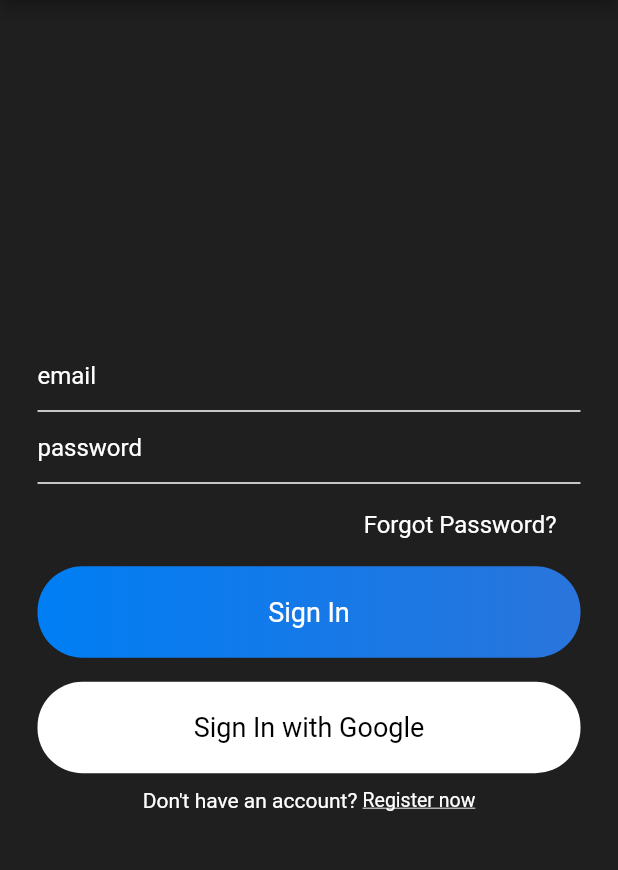
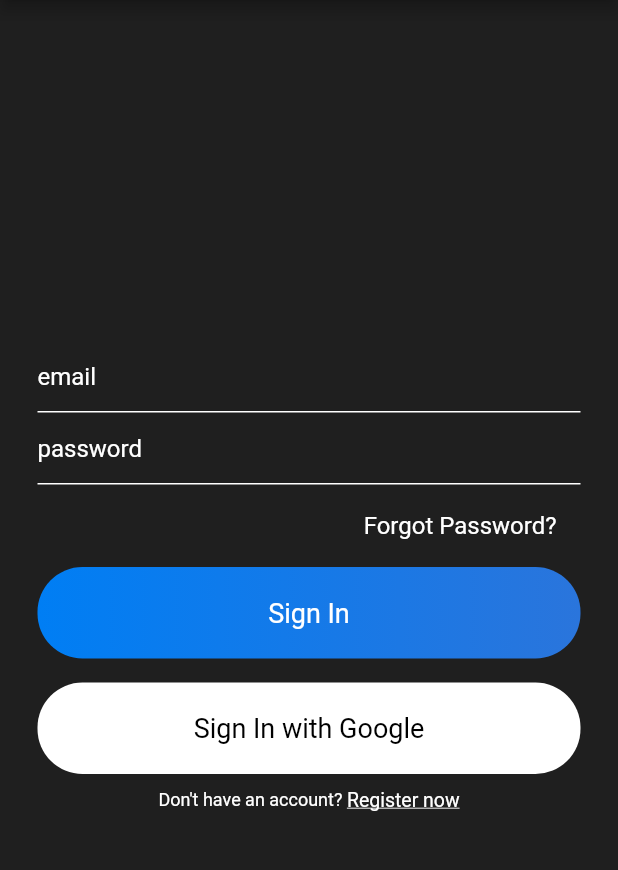
Before and after one commit to Brian-Mulei/flutter_chatapp, a Flutter app: the screen it shows after launch, on a phone screen of 412 x 824 dp, the part 84-954 px from its top. Run offline on Flutter 3.47's test engine with Material 2 defaults, Android fonts, the phone set to English and light mode, and no system bars.

Commit message:
Sign in page

```diff
--- a/lib/widgets/widget.dart
+++ b/lib/widgets/widget.dart
@@ -32,6 +32,6 @@ import 'package:flutter/material.dart';
 TextStyle smalltext() {
   return TextStyle(
       color: Colors.white,
-      fontSize: 14
+      fontSize: 12
   );
 }
```
